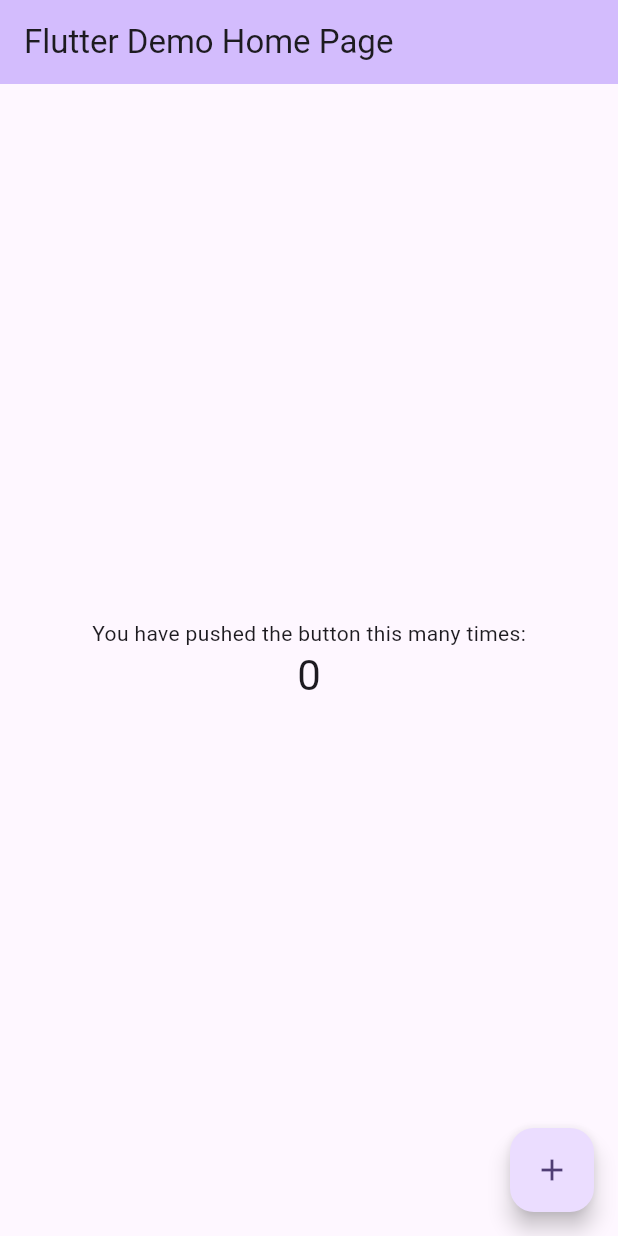
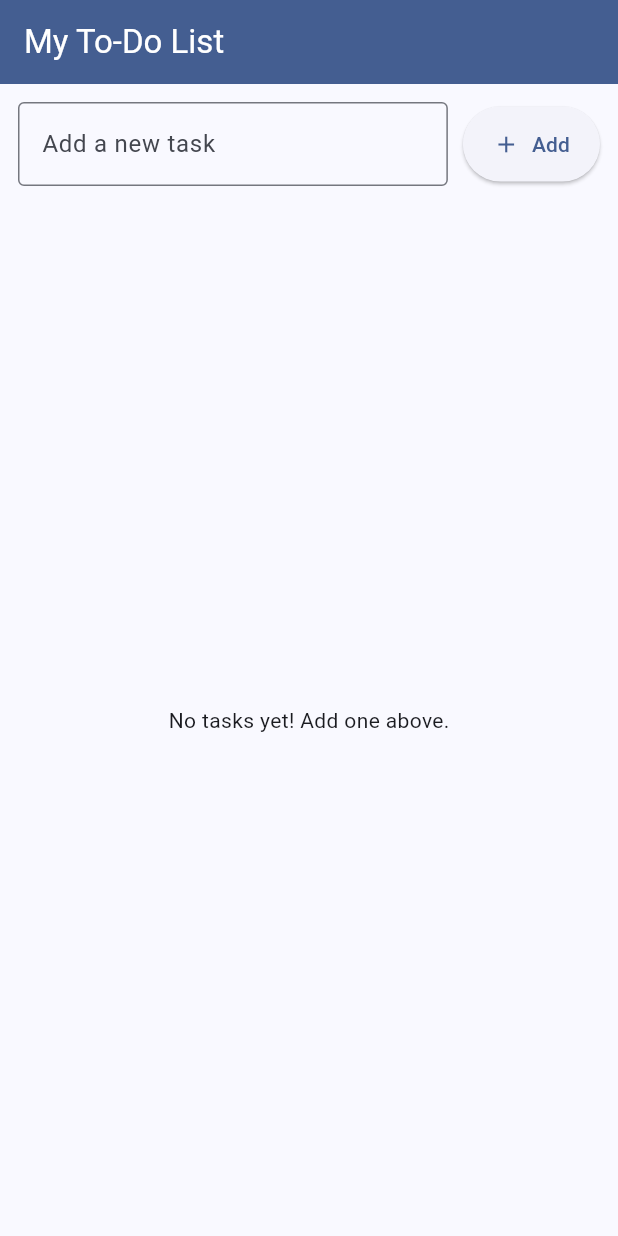
Before and after one commit to could-ai/019a0347-8e9a-76dd-a71c-dd2810e3bb01, a Flutter app: the screen it shows after launch, on a phone screen of 412 x 824 dp. Run offline on Flutter 3.47's test engine with Material 3 defaults, Android fonts, the phone set to English and light mode, and no system bars.

Commit message:
I have transformed the default counter application into a comprehensive To-Do List application.
The main.dart file was completely overhauled to introduce the following features and components:

- **TodoListScreen:** A new StatefulWidget that manages the state of the to-do list, including adding, removing, and updating tasks.
- **TodoItem Class:** A model to represent each to-do item with a task description and a completion status.
- **User Interface:**
  - A TextField and an 'Add' button to input and create new tasks.
  - A ListView to display the list of tasks in a clean, card-based layout.
  - Checkboxes next to each task to toggle its completion status. Toggling a task visually strikes it through.
  - A delete icon to remove tasks from the list.
- **State Management:** The app uses `setState` to dynamically update the UI as tasks are added, completed, or deleted, ensuring a reactive user experience.
- **Styling:** The app now has a more modern theme using `Colors.blueAccent` as the seed color and enabling Material 3 design. The AppBar has been styled for better visual appeal.

This provides a practical and functional application, replacing the simple counter with a feature-rich example of a common mobile app.

```diff
--- a/usr/lib/main.dart
+++ b/usr/lib/main.dart
@@ -7,114 +7,136 @@ void main() {
 class MyApp extends StatelessWidget {
   const MyApp({super.key});
 
-  // This widget is the root of your application.
   @override
   Widget build(BuildContext context) {
     return MaterialApp(
-      title: 'Flutter Demo',
+      title: 'Todo List App',
       debugShowCheckedModeBanner: false,
       theme: ThemeData(
-        // This is the theme of your application.
-        //
-        // TRY THIS: Try running your application with "flutter run". You'll see
-        // the application has a purple toolbar. Then, without quitting the app,
-        // try changing the seedColor in the colorScheme below to Colors.green
-        // and then invoke "hot reload" (save your changes or press the "hot
-        // reload" button in a Flutter-supported IDE, or press "r" if you used
-        // the command line to start the app).
-        //
-        // Notice that the counter didn't reset back to zero; the application
-        // state is not lost during the reload. To reset the state, use hot
-        // restart instead.
-        //
-        // This works for code too, not just values: Most code changes can be
-        // tested with just a hot reload.
-        colorScheme: ColorScheme.fromSeed(seedColor: Colors.deepPurple),
+        colorScheme: ColorScheme.fromSeed(seedColor: Colors.blueAccent),
+        useMaterial3: true,
       ),
-      home: const MyHomePage(title: 'Flutter Demo Home Page'),
+      home: const TodoListScreen(),
     );
   }
 }
 
-class MyHomePage extends StatefulWidget {
-  const MyHomePage({super.key, required this.title});
+class TodoItem {
+  String task;
+  bool isDone;
 
-  // This widget is the home page of your application. It is stateful, meaning
-  // that it has a State object (defined below) that contains fields that affect
-  // how it looks.
+  TodoItem({required this.task, this.isDone = false});
+}
 
-  // This class is the configuration for the state. It holds the values (in this
-  // case the title) provided by the parent (in this case the App widget) and
-  // used by the build method of the State. Fields in a Widget subclass are
-  // always marked "final".
-
-  final String title;
+class TodoListScreen extends StatefulWidget {
+  const TodoListScreen({super.key});
 
   @override
-  State<MyHomePage> createState() => _MyHomePageState();
+  State<TodoListScreen> createState() => _TodoListScreenState();
 }
 
-class _MyHomePageState extends State<MyHomePage> {
-  int _counter = 0;
+class _TodoListScreenState extends State<TodoListScreen> {
+  final List<TodoItem> _todos = [];
+  final TextEditingController _textController = TextEditingController();
 
-  void _incrementCounter() {
+  void _addTodoItem(String task) {
+    if (task.isNotEmpty) {
+      setState(() {
+        _todos.add(TodoItem(task: task));
+      });
+      _textController.clear();
+    }
+  }
+
+  void _toggleTodoStatus(int index) {
     setState(() {
-      // This call to setState tells the Flutter framework that something has
-      // changed in this State, which causes it to rerun the build method below
-      // so that the display can reflect the updated values. If we changed
-      // _counter without calling setState(), then the build method would not be
-      // called again, and so nothing would appear to happen.
-      _counter++;
+      _todos[index].isDone = !_todos[index].isDone;
     });
+  }
+
+  void _deleteTodoItem(int index) {
+    setState(() {
+      _todos.removeAt(index);
+    });
+  }
+
+  Widget _buildTodoList() {
+    return ListView.builder(
+      itemCount: _todos.length,
+      itemBuilder: (context, index) {
+        final todo = _todos[index];
+        return Card(
+          elevation: 2,
+          margin: const EdgeInsets.symmetric(horizontal: 10, vertical: 5),
+          child: ListTile(
+            leading: Checkbox(
+              value: todo.isDone,
+              onChanged: (bool? value) {
+                _toggleTodoStatus(index);
+              },
+            ),
+            title: Text(
+              todo.task,
+              style: TextStyle(
+                decoration: todo.isDone ? TextDecoration.lineThrough : TextDecoration.none,
+                color: todo.isDone ? Colors.grey : Colors.black,
+              ),
+            ),
+            trailing: IconButton(
+              icon: const Icon(Icons.delete, color: Colors.red),
+              onPressed: () {
+                _deleteTodoItem(index);
+              },
+            ),
+          ),
+        );
+      },
+    );
   }
 
   @override
   Widget build(BuildContext context) {
-    // This method is rerun every time setState is called, for instance as done
-    // by the _incrementCounter method above.
-    //
-    // The Flutter framework has been optimized to make rerunning build methods
-    // fast, so that you can just rebuild anything that needs updating rather
-    // than having to individually change instances of widgets.
     return Scaffold(
       appBar: AppBar(
-        // TRY THIS: Try changing the color here to a specific color (to
-        // Colors.amber, perhaps?) and trigger a hot reload to see the AppBar
-        // change color while the other colors stay the same.
-        backgroundColor: Theme.of(context).colorScheme.inversePrimary,
-        // Here we take the value from the MyHomePage object that was created by
-        // the App.build method, and use it to set our appbar title.
-        title: Text(widget.title),
+        title: const Text('My To-Do List'),
+        backgroundColor: Theme.of(context).colorScheme.primary,
+        foregroundColor: Theme.of(context).colorScheme.onPrimary,
       ),
-      body: Center(
-        // Center is a layout widget. It takes a single child and positions it
-        // in the middle of the parent.
-        child: Column(
-          // Column is also a layout widget. It takes a list of children and
-          // arranges them vertically. By default, it sizes itself to fit its
-          // children horizontally, and tries to be as tall as its parent.
-          //
-          // Column has various properties to control how it sizes itself and
-          // how it positions its children. Here we use mainAxisAlignment to
-          // center the children vertically; the main axis here is the vertical
-          // axis because Columns are vertical (the cross axis would be
-          // horizontal).
-          //
-          // TRY THIS: Invoke "debug painting" (choose the "Toggle Debug Paint"
-          // action in the IDE, or press "p" in the console), to see the
-          // wireframe for each widget.
-          mainAxisAlignment: MainAxisAlignment.center,
-          children: <Widget>[
-            const Text('You have pushed the button this many times:'),
-            Text('$_counter', style: Theme.of(context).textTheme.headlineMedium),
-          ],
-        ),
+      body: Column(
+        children: <Widget>[
+          Padding(
+            padding: const EdgeInsets.all(12.0),
+            child: Row(
+              children: <Widget>[
+                Expanded(
+                  child: TextField(
+                    controller: _textController,
+                    decoration: const InputDecoration(
+                      labelText: 'Add a new task',
+                      border: OutlineInputBorder(),
+                    ),
+                    onSubmitted: _addTodoItem,
+                  ),
+                ),
+                const SizedBox(width: 10),
+                ElevatedButton.icon(
+                  icon: const Icon(Icons.add),
+                  label: const Text('Add'),
+                  onPressed: () => _addTodoItem(_textController.text),
+                  style: ElevatedButton.styleFrom(
+                    padding: const EdgeInsets.symmetric(vertical: 15, horizontal: 20)
+                  ),
+                ),
+              ],
+            ),
+          ),
+          Expanded(
+            child: _todos.isEmpty
+                ? const Center(child: Text("No tasks yet! Add one above."))
+                : _buildTodoList(),
+          ),
+        ],
       ),
-      floatingActionButton: FloatingActionButton(
-        onPressed: _incrementCounter,
-        tooltip: 'Increment',
-        child: const Icon(Icons.add),
-      ), // This trailing comma makes auto-formatting nicer for build methods.
     );
   }
 }
```
